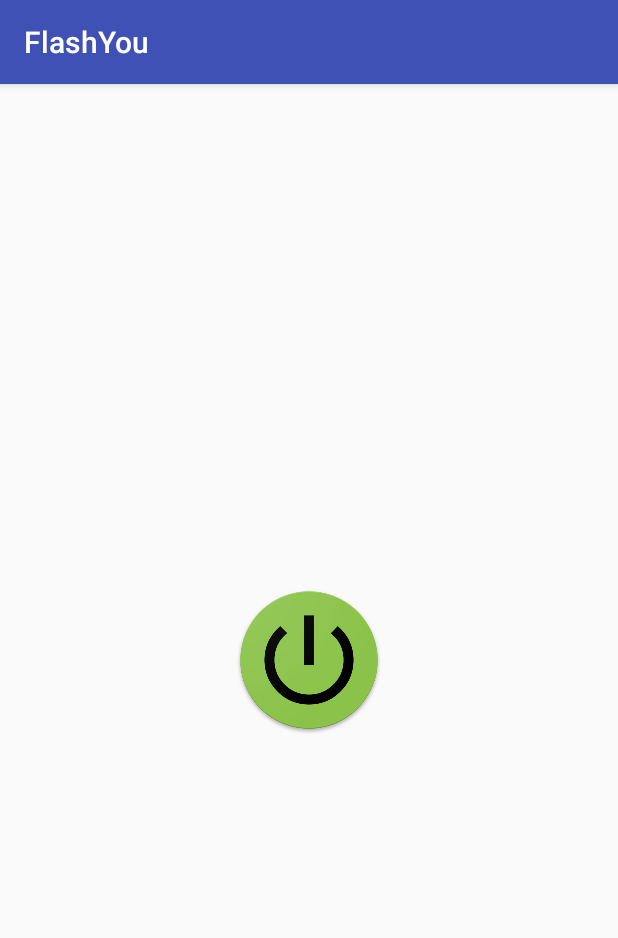
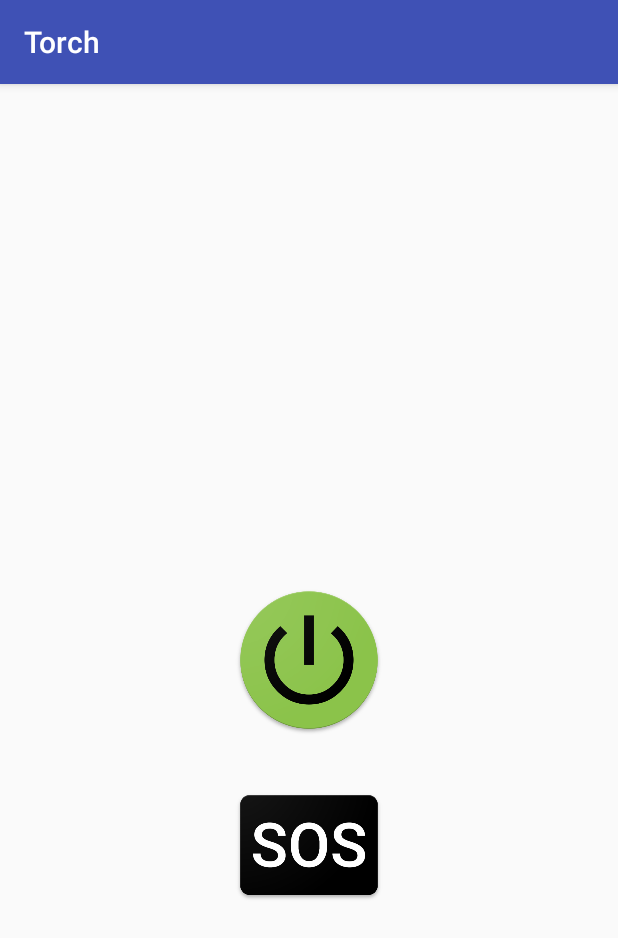
Before and after one commit to MallikarjunHanamshetty/FlashLight, an Android app: the screen it shows after launch (MainActivity), on a phone screen of 412 x 824 dp. Shown: the top 938 px of the screen. Run offline under Robolectric (Android 15) with nearby library versions, the phone set to English and light mode, and no system bars.

Commit message:
implemented SOS

```diff
--- a/app/src/main/AndroidManifest.xml
+++ b/app/src/main/AndroidManifest.xml
@@ -10,7 +10,7 @@
 
     <application
         android:allowBackup="true"
-        android:icon="@mipmap/ic_launcher"
+        android:icon="@mipmap/red"
         android:label="@string/app_name"
         android:roundIcon="@mipmap/ic_launcher_round"
         android:supportsRtl="true"
--- a/app/src/main/res/layout/activity_main.xml
+++ b/app/src/main/res/layout/activity_main.xml
@@ -15,4 +15,13 @@
        android:background="@drawable/green2"
        />
 
+   <Button
+       android:layout_width="100dp"
+       android:layout_height="100dp"
+       android:id="@+id/sos"
+       android:background="@drawable/sosblack"
+       android:layout_below="@+id/mTorchOnOffButton"
+       android:layout_centerHorizontal="true"
+       android:layout_marginTop="23dp" />
+
 </RelativeLayout>
--- a/app/src/main/res/values/strings.xml
+++ b/app/src/main/res/values/strings.xml
@@ -1,3 +1,3 @@
 <resources>
-    <string name="app_name">FlashYou</string>
+    <string name="app_name">Torch</string>
 </resources>
```
Also changed, not shown: app/src/main/java/com/example/mallikarjunhanamshetty/flashyou/MainActivity.java (+39 -4 lines), app/src/main/res/drawable/green.png (deleted), app/src/main/res/drawable/sosblack.png (added), app/src/main/res/mipmap-hdpi/red.png (added), app/src/main/res/mipmap-mdpi/red.png (added), app/src/main/res/mipmap-xhdpi/red.png (added), app/src/main/res/mipmap-xxhdpi/red.png (added), app/src/main/res/mipmap-xxxhdpi/red.png (added).
